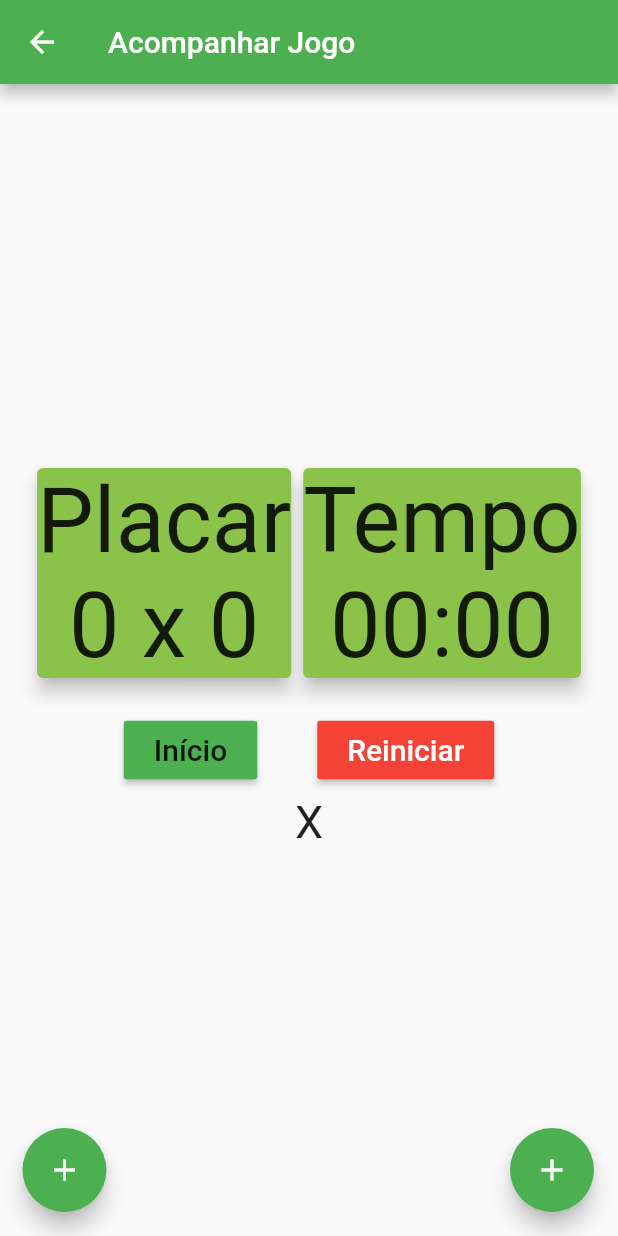
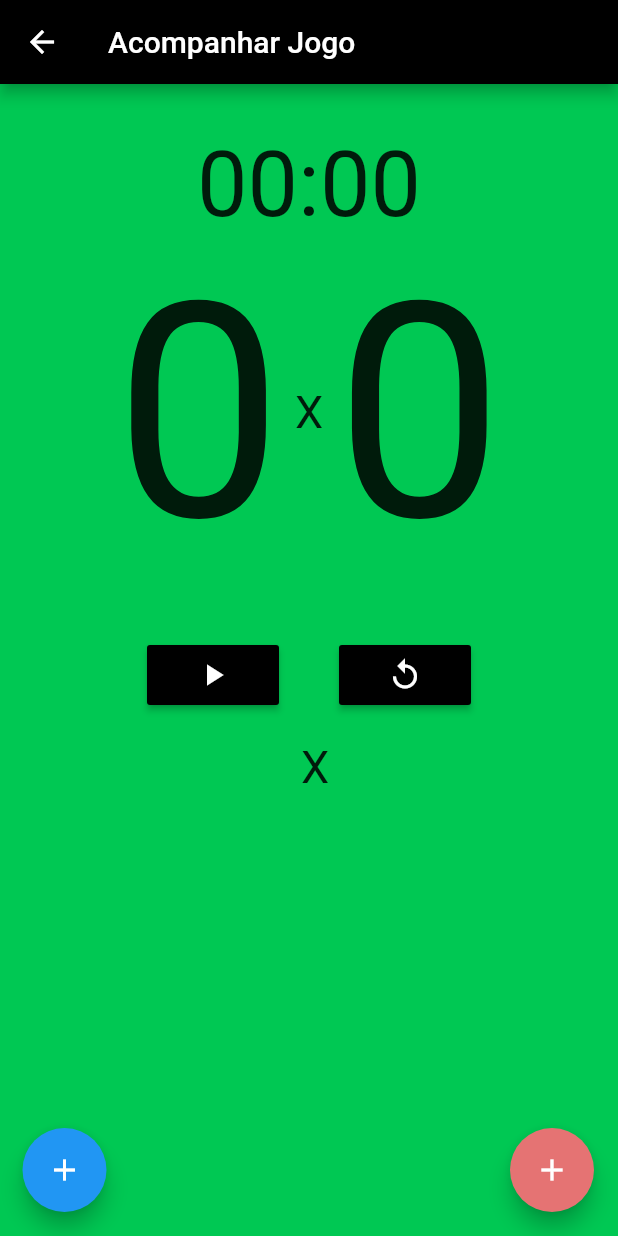
Before and after one commit to danielmiquiles/projeto-mobile, a Flutter app: the Draw screen opened directly, on a phone screen of 412 x 824 dp. Run offline on Flutter 3.47's test engine with Material 2 defaults, Android fonts, the phone set to English and light mode, and no system bars.

Commit message:
layout do acompanhamento do jogo

```diff
--- a/lib/screens/draw.dart
+++ b/lib/screens/draw.dart
@@ -1,5 +1,6 @@
 import 'dart:ui';
 
+import 'package:flutter/cupertino.dart';
 import 'package:flutter/material.dart';
 
 import 'dart:async';
@@ -86,49 +87,28 @@ class _DrawState extends State<Draw> {
     }
 
     return Scaffold(
-        appBar: AppBar(title: Text("Acompanhar Jogo")),
+        backgroundColor: Colors.greenAccent[700],
+        appBar: AppBar(
+          title: Text("Acompanhar Jogo"),
+          backgroundColor: Colors.black,
+        ),
         body: Center(
           child: Column(
-            mainAxisAlignment: MainAxisAlignment.center,
+            mainAxisAlignment: MainAxisAlignment.start,
             children: [
-              Row(
+              Column(
                 mainAxisAlignment: MainAxisAlignment.center,
                 crossAxisAlignment: CrossAxisAlignment.center,
                 children: [
                   Container(
-                    //width: 50%,
-                    child: Card(
+                    //color: Colors.red,
+                    height: 350,
                     child: Column(
                       children: [
-                          Text(
-                            'Placar',
-                            style: TextStyle(
-                              fontSize: 60.0,
-                            ),
-                          ),
-                          Text(
-                            "$placarTime1 x $placarTime2",
-                            style: TextStyle(
-                              fontSize: 60.0,
-                            ),
-                          ),
-                        ],
-                      ),
-                      color: Colors.lightGreen,
-                      elevation: 5,
-                    ),
-                  ),
-                  Container(
-                    //width: 50%,
-                    child: Card(
-                      child: Column(
+                        Padding(padding: EdgeInsets.all(16.0)),
+                        Row(
+                          mainAxisAlignment: MainAxisAlignment.center,
                           children: [
-                          Text(
-                            'Tempo',
-                            style: TextStyle(
-                              fontSize: 60.0,
-                            ),
-                          ),
                             Text(
                               "$minutesStr:$secondsStr",
                               style: TextStyle(
@@ -137,10 +117,96 @@ class _DrawState extends State<Draw> {
                             ),
                           ],
                         ),
-                      color: Colors.lightGreen,
-                      elevation: 5,
+                        Row(
+                          mainAxisAlignment: MainAxisAlignment.center,
+                          crossAxisAlignment: CrossAxisAlignment.center,
+                          children: [
+                            Container(
+                              child: Text(
+                                '$placarTime1',
+                                style: TextStyle(fontSize: 200.0),
                               ),
                             ),
+                            Padding(padding: EdgeInsets.all(4.0)),
+                            Text(
+                              'X',
+                              style: TextStyle(fontSize: 30),
+                            ),
+                            Padding(padding: EdgeInsets.all(4.0)),
+                            Container(
+
+                              child: Text(
+                                '$placarTime2',
+                                style: TextStyle(fontSize: 200.0),
+                              ),
+                            ),
+                          ],
+                        ),
+                      ],
+                    ),
+                  ),
+                  // Column(
+                  //   children: [
+                  //     Text(
+                  //       'Placar',
+                  //       style: TextStyle(
+                  //         fontSize: 60.0,
+                  //       ),
+                  //     ),
+                  //     Text(
+                  //       "$placarTime1 x $placarTime2",
+                  //       style: TextStyle(
+                  //         fontSize: 60.0,
+                  //       ),
+                  //     ),
+                  //   ],
+                  // ),
+                  // Container(
+                  //   //width: 50%,
+                  //   child: Card(
+                  //     child: Column(
+                  //       children: [
+                  //         Text(
+                  //           'Placar',
+                  //           style: TextStyle(
+                  //             fontSize: 60.0,
+                  //           ),
+                  //         ),
+                  //         Text(
+                  //           "$placarTime1 x $placarTime2",
+                  //           style: TextStyle(
+                  //             fontSize: 60.0,
+                  //           ),
+                  //         ),
+                  //       ],
+                  //     ),
+                  //     //color: Colors.lightGreen,
+                  //     elevation: 5,
+                  //   ),
+                  // ),
+                  // Container(
+                  //   //width: 50%,
+                  //   child: Card(
+                  //     child: Column(
+                  //       children: [
+                  //         Text(
+                  //           'Tempo',
+                  //           style: TextStyle(
+                  //             fontSize: 60.0,
+                  //           ),
+                  //         ),
+                  //         Text(
+                  //           "$minutesStr:$secondsStr",
+                  //           style: TextStyle(
+                  //             fontSize: 60.0,
+                  //           ),
+                  //         ),
+                  //       ],
+                  //     ),
+                  //     color: Colors.lightGreen,
+                  //     elevation: 5,
+                  //   ),
+                  // ),
                 ],
               ),
               SizedBox(height: 20.0),
@@ -162,18 +228,25 @@ class _DrawState extends State<Draw> {
                                 .floor()
                                 .toString()
                                 .padLeft(2, '0');
-                          secondsStr =
-                              (newTick % 60).floor().toString().padLeft(2, '0');
+                            secondsStr = (newTick % 60)
+                                .floor()
+                                .toString()
+                                .padLeft(2, '0');
                           });
                         });
                       },
-                    color: Colors.green,
-                    child: Text(
-                      'Início',
-                      style: TextStyle(
-                        fontSize: 20.0,
-                      ),
-                    ),
+                      color: Colors.black,
+                      child: Icon(
+                        Icons.play_arrow,
+                        color: Colors.white,
+                      )
+                      // child: Text(
+                      //   'Início',
+                      //   style: TextStyle(
+                      //     color: Colors.white,
+                      //     fontSize: 20.0,
+                      //   ),
+                      // ),
                       ),
                   SizedBox(width: 40.0),
                   RaisedButton(
@@ -188,22 +261,33 @@ class _DrawState extends State<Draw> {
                           secondsStr = '00';
                         });
                       },
-                    color: Colors.red,
-                    child: Text(
-                      'Reiniciar',
-                      style: TextStyle(
+                      color: Colors.black,
+                      child: Icon(
+                        Icons.replay,
                         color: Colors.white,
-                        fontSize: 20.0,
-                      ),
-                    ),
+                      )
+                      // child: Text(
+                      //   'Reiniciar',
+                      //   style: TextStyle(
+                      //     color: Colors.white,
+                      //     fontSize: 20.0,
+                      //   ),
+                      // ),
                       ),
                 ],
+              ),
+              SizedBox(
+                height: 20.0,
               ),
               Row(
                 mainAxisAlignment: MainAxisAlignment.center,
                 crossAxisAlignment: CrossAxisAlignment.center,
                 children: [
-                  Column(
+                  Card(
+                    child: Container(
+                      width: 170,
+                      color: Colors.blue,
+                      child: Column(
                         mainAxisAlignment: MainAxisAlignment.center,
                         children: time1.map((name) {
                           return Text(
@@ -212,13 +296,18 @@ class _DrawState extends State<Draw> {
                           );
                         }).toList(),
                       ),
-                  Padding(padding: EdgeInsets.all(24.0)),
+                    ),
+                  ),
+                  Padding(padding: EdgeInsets.all(4.0)),
                   Text(
                     'X',
                     style: TextStyle(fontSize: 30),
                   ),
-                  Padding(padding: EdgeInsets.all(24.0)),
-                  Column(
+                  Padding(padding: EdgeInsets.all(4.0)),
+                  Container(
+                    width: 170,
+                    color: Colors.red[300],
+                    child: Column(
                       mainAxisAlignment: MainAxisAlignment.center,
                       children: time2.map((name) {
                         return Text(
@@ -226,6 +315,7 @@ class _DrawState extends State<Draw> {
                           style: TextStyle(fontSize: 30),
                         );
                       }).toList(),
+                    ),
                   ),
                 ],
               ),
@@ -239,8 +329,8 @@ class _DrawState extends State<Draw> {
               child: Align(
                 alignment: Alignment.bottomLeft,
                 child: FloatingActionButton(
+                  backgroundColor: Colors.blue,
                   onPressed: incrementTime1,
-                  heroTag: null,
                   child: Icon(Icons.add),
                 ),
               ),
@@ -248,6 +338,7 @@ class _DrawState extends State<Draw> {
             Align(
               alignment: Alignment.bottomRight,
               child: FloatingActionButton(
+                backgroundColor: Colors.red[300],
                 onPressed: incrementTime2,
                 heroTag: null,
                 child: Icon(Icons.add),
```
Lines whose indentation alone changed are shown as unchanged.
